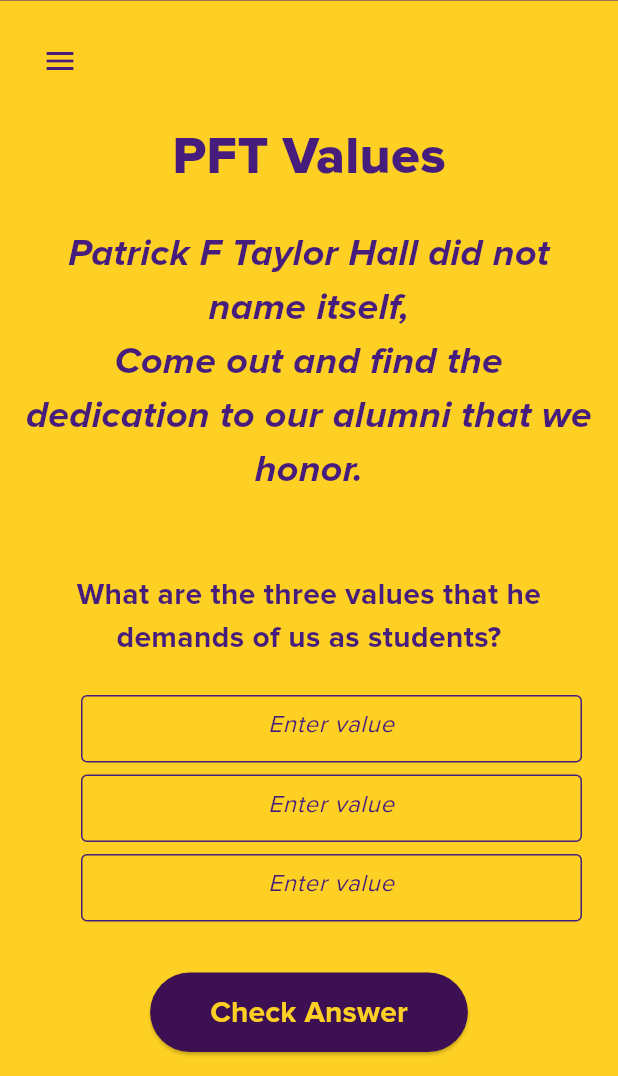
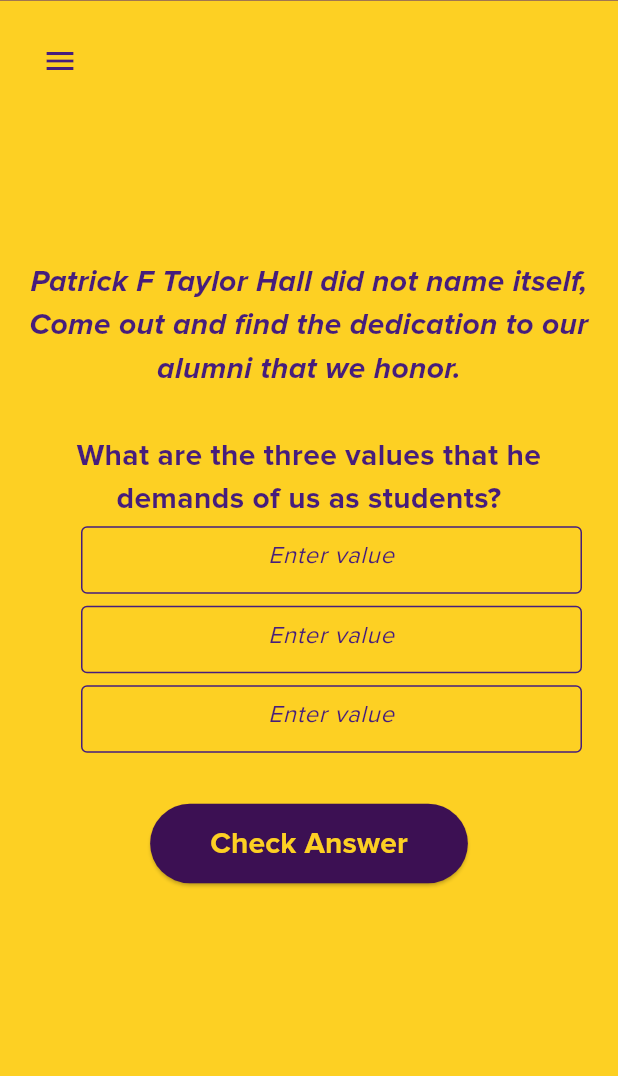
Before and after one commit to maureensanchez99/pft_scavenger_hunt, a Flutter app: the PftPage screen opened directly, on a phone screen of 412 x 824 dp, the part 160-1236 px from its top. Run offline on Flutter 3.47's test engine with Material 3 defaults, Android fonts, the phone set to English and light mode, and no system bars; our stand-ins replace confetti.

Commit message:
final changes

```diff
--- a/lib/pages/11_scavenger/pft_page.dart
+++ b/lib/pages/11_scavenger/pft_page.dart
@@ -140,26 +140,16 @@
                         mainAxisAlignment: MainAxisAlignment.center,
                         children: [
                           const Text(
-                            'PFT Values',
-                            style: TextStyle(
-                              fontSize: 35,
-                              fontWeight: FontWeight.w800,
-                              color: lsuPurple,
-                            ),
-                          ),
-                          SizedBox(height: 20.0),
-                          const Text(
                             'Patrick F Taylor Hall did not name itself,\n'
                             'Come out and find the dedication to our alumni that we honor.\n',
                             textAlign: TextAlign.center,
                             style: TextStyle(
                               fontStyle: FontStyle.italic,
-                              fontSize: 25,
+                              fontSize: 20,
                               fontWeight: FontWeight.w600,
                               color: lsuPurple,
                             ),
                           ),
-                          const SizedBox(height: 15.0),
                           const Text(
                             'What are the three values that he demands of us as students?',
                             textAlign: TextAlign.center,
@@ -169,7 +159,7 @@
                               fontWeight: FontWeight.bold,
                             )
                           ),
-                          const SizedBox(height: 20),
+
                             Container(
                             constraints: const BoxConstraints(maxWidth: 500),
                             child: ListView.builder(
```
Also changed, not shown: pubspec.lock, 12 other files.
